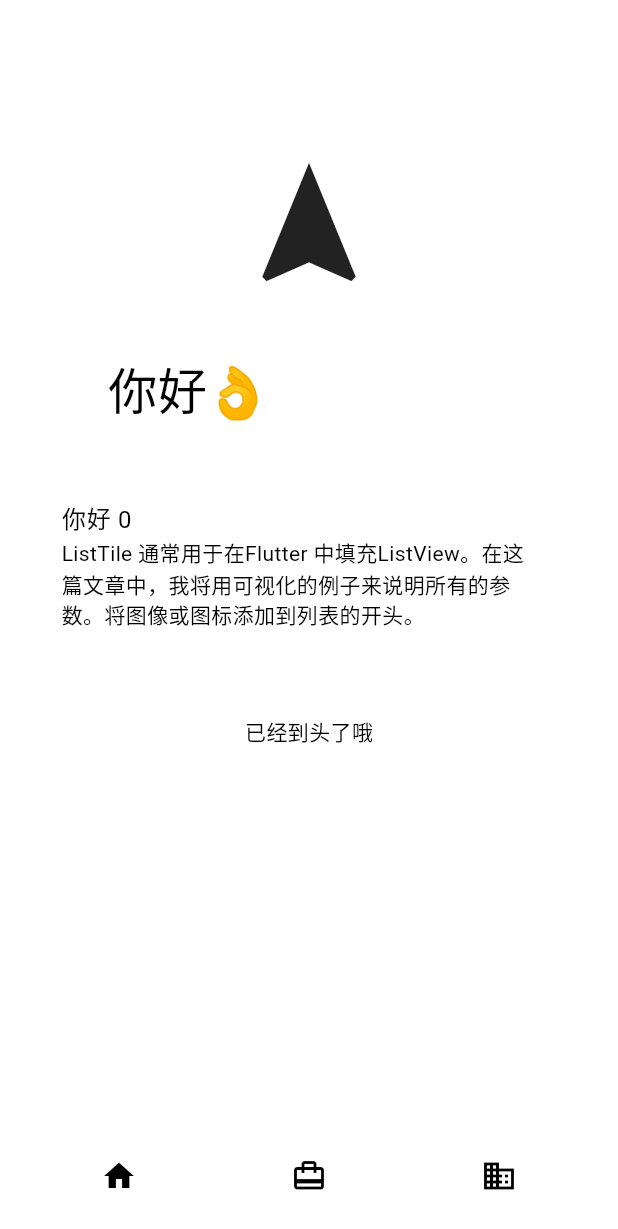
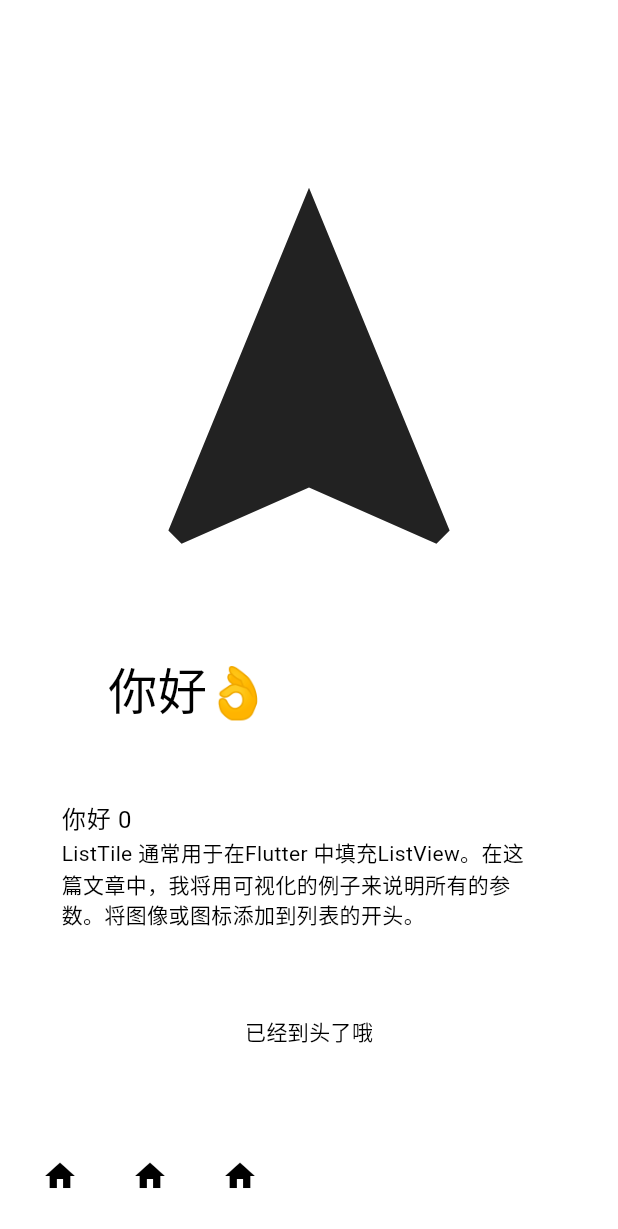
Before and after one commit to coolarec/CatRss, a Flutter app: the screen it shows after launch, on a phone screen of 412 x 824 dp. Shown: the top 1229 px of the screen. Run offline on Flutter 3.47's test engine with Material 3 defaults, Android fonts, the phone set to English and light mode, and no system bars; our stand-ins replace get.

Commit message:
底栏改为滑动式

```diff
--- a/lib/widgets/index.dart
+++ b/lib/widgets/index.dart
@@ -1,5 +1,3 @@
-import 'dart:ui';
-
 import 'package:flutter/material.dart';
 import 'package:get/get.dart';
 import '../common/count.dart';
@@ -17,13 +15,16 @@ class IndexInfo extends StatelessWidget {
           return <Widget>[
             const SliverAppBar(
               pinned: true,
-              expandedHeight: 300,
+              expandedHeight: 500,
               flexibleSpace: FlexibleSpaceBar(
-                title: Text('你好👌'),
+                title: Text(
+                  '你好👌',
+                  textAlign: TextAlign.center,
+                ),
                 background: Center(
                   child: Icon(
                     Icons.navigation,
-                    size: 100,
+                    size: 300,
                   ),
                 ),
               ),
@@ -82,10 +83,7 @@ class ArticleCard extends StatelessWidget {
         shrinkWrap: true,
         itemCount: c.count.value,
         itemBuilder: (BuildContext context, int index) {
-          return ClipRect(
-            child: BackdropFilter(
-              filter: ImageFilter.blur(sigmaX: 5.0, sigmaY: 5.0),
-              child: Container(
+          return Container(
             decoration: BoxDecoration(
               color: Colors.white54.withOpacity(0.1),
             ),
@@ -96,8 +94,6 @@ class ArticleCard extends StatelessWidget {
                 'ListTile 通常用于在Flutter 中填充ListView。在这篇文章中，我将用可视化的例子来说明所有的参数。将图像或图标添加到列表的开头。',
               ),
               enabled: true,
-                ),
-              ),
             ),
           );
         },
@@ -112,22 +108,36 @@ class BottomBar extends StatelessWidget {
   @override
   Widget build(BuildContext context) {
     return BottomAppBar(
+      height: 80,
       color: Colors.white,
       shape: const CircularNotchedRectangle(),
-      child: Row(
-        mainAxisAlignment: MainAxisAlignment.spaceAround,
+      padding: const EdgeInsets.all(10),
+      child: ListView(
+        scrollDirection: Axis.horizontal,
         children: [
-          IconButton(
+          SizedBox(
+            width: 60,
+            height: 60,
+            child: IconButton(
               icon: const Icon(Icons.home),
               onPressed: () => {c.increment()},
             ),
-          IconButton(
-            icon: const Icon(Icons.card_travel),
-            onPressed: () => {},
           ),
-          IconButton(
-            icon: const Icon(Icons.business),
-            onPressed: () => {},
+          SizedBox(
+            width: 60,
+            height: 60,
+            child: IconButton(
+              icon: const Icon(Icons.home),
+              onPressed: () => {c.increment()},
+            ),
+          ),
+          SizedBox(
+            width: 60,
+            height: 60,
+            child: IconButton(
+              icon: const Icon(Icons.home),
+              onPressed: () => {c.increment()},
+            ),
           ),
         ],
       ),
```
Lines whose indentation alone changed are shown as unchanged.
